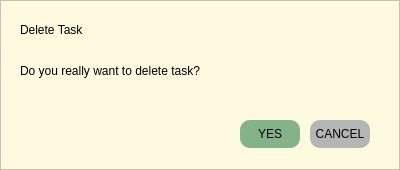
Qt form popUp.ui (The-name-FPGN-is-already-taken/NoteMe) before a commit.
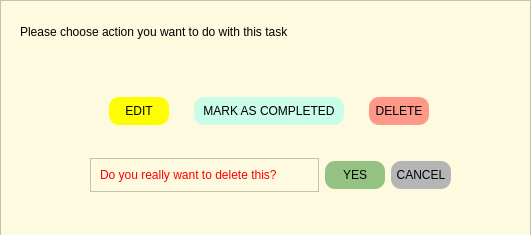
The same form after that commit.

Commit message:
*huge* task window update
แก้ ui เยอะมากสุดๆ

Diff of the .ui file:
```diff
--- a/popUp.ui
+++ b/popUp.ui
@@ -6,52 +6,20 @@
    <rect>
     <x>0</x>
     <y>0</y>
-    <width>400</width>
-    <height>170</height>
+    <width>531</width>
+    <height>235</height>
    </rect>
   </property>
   <property name="windowTitle">
    <string>Dialog</string>
   </property>
-  <widget class="QLabel" name="label">
-   <property name="geometry">
-    <rect>
-     <x>20</x>
-     <y>20</y>
-     <width>141</width>
-     <height>20</height>
-    </rect>
-   </property>
-   <property name="styleSheet">
-    <string notr="true">font: 75 14pt &quot;AvenirNext LT Pro Bold&quot;;</string>
-   </property>
-   <property name="text">
-    <string>Delete Task</string>
-   </property>
-  </widget>
-  <widget class="QLabel" name="label_2">
-   <property name="geometry">
-    <rect>
-     <x>20</x>
-     <y>60</y>
-     <width>361</width>
-     <height>21</height>
-    </rect>
-   </property>
-   <property name="styleSheet">
-    <string notr="true">font: 75 10pt &quot;AvenirNext LT Pro &quot;;</string>
-   </property>
-   <property name="text">
-    <string>Do you really want to delete task?</string>
-   </property>
-  </widget>
   <widget class="QFrame" name="frame">
    <property name="geometry">
     <rect>
      <x>0</x>
      <y>0</y>
-     <width>400</width>
-     <height>170</height>
+     <width>531</width>
+     <height>241</height>
     </rect>
    </property>
    <property name="styleSheet">
@@ -63,15 +31,153 @@
    <property name="frameShadow">
     <enum>QFrame::Raised</enum>
    </property>
+   <widget class="QLabel" name="direction">
+    <property name="geometry">
+     <rect>
+      <x>20</x>
+      <y>20</y>
+      <width>480</width>
+      <height>24</height>
+     </rect>
+    </property>
+    <property name="styleSheet">
+     <string notr="true">	font: 75 12pt &quot;AvenirNext LT Pro Bold&quot;;
+</string>
+    </property>
+    <property name="text">
+     <string>Please choose action you want to do with this task</string>
+    </property>
+   </widget>
+   <widget class="QWidget" name="">
+    <property name="geometry">
+     <rect>
+      <x>90</x>
+      <y>70</y>
+      <width>361</width>
+      <height>151</height>
+     </rect>
+    </property>
+    <layout class="QVBoxLayout" name="verticalLayout">
+     <item>
+      <layout class="QHBoxLayout" name="option">
+       <item>
+        <widget class="QPushButton" name="edit">
+         <property name="maximumSize">
+          <size>
+           <width>60</width>
+           <height>28</height>
+          </size>
+         </property>
+         <property name="cursor">
+          <cursorShape>PointingHandCursor</cursorShape>
+         </property>
+         <property name="styleSheet">
+          <string notr="true">QPushButton#edit{
+   background-color:rgb(254, 254, 0);
+	border-radius: 10px;
+}
+
+QPushButton:hover#edit{
+   background-color:rgb(200, 162, 7);
+	border-radius: 10px;
+	color: rgb(255, 255, 255);
+	font: 75 7pt &quot;AvenirNext LT Pro Bold&quot;;
+	
+}</string>
+         </property>
+         <property name="text">
+          <string>EDIT</string>
+         </property>
+        </widget>
+       </item>
+       <item>
+        <widget class="QPushButton" name="mark">
+         <property name="maximumSize">
+          <size>
+           <width>150</width>
+           <height>28</height>
+          </size>
+         </property>
+         <property name="cursor">
+          <cursorShape>PointingHandCursor</cursorShape>
+         </property>
+         <property name="styleSheet">
+          <string notr="true">QPushButton#mark{
+   background-color:rgba(165, 255, 236,150);
+	border-radius: 10px;
+}
+
+QPushButton:hover#mark{
+   background-color: rgb(0, 204, 153);
+	border-radius: 10px;
+	color: rgb(255, 255, 255);
+	font: 75 7pt &quot;AvenirNext LT Pro Bold&quot;;
+	
+}</string>
+         </property>
+         <property name="text">
+          <string>MARK AS COMPLETED</string>
+         </property>
+        </widget>
+       </item>
+       <item>
+        <widget class="QPushButton" name="delete_2">
+         <property name="maximumSize">
+          <size>
+           <width>60</width>
+           <height>28</height>
+          </size>
+         </property>
+         <property name="cursor">
+          <cursorShape>PointingHandCursor</cursorShape>
+         </property>
+         <property name="styleSheet">
+          <string notr="true">QPushButton#delete_2{
+   background-color:rgba(255, 0, 0,100);
+	border-radius: 10px;
+}
+
+QPushButton:hover#delete_2{
+   background-color:rgb(212, 0, 0);
+	border-radius: 10px;
+	color: rgb(255, 255, 255);
+	font: 75 7pt &quot;AvenirNext LT Pro Bold&quot;;
+	
+}</string>
+         </property>
+         <property name="text">
+          <string>DELETE</string>
+         </property>
+        </widget>
+       </item>
+      </layout>
+     </item>
+     <item>
+      <layout class="QHBoxLayout" name="confirmationBox">
+       <item>
+        <widget class="QFrame" name="frame_3">
+         <property name="frameShape">
+          <enum>QFrame::StyledPanel</enum>
+         </property>
+         <property name="frameShadow">
+          <enum>QFrame::Raised</enum>
+         </property>
+         <layout class="QHBoxLayout" name="horizontalLayout_3">
+          <item>
+           <widget class="QLabel" name="confirmation">
+            <property name="styleSheet">
+             <string notr="true">color: rgb(255, 0, 0);</string>
+            </property>
+            <property name="text">
+             <string>Do you really want to delete this?</string>
+            </property>
+           </widget>
+          </item>
+         </layout>
+        </widget>
+       </item>
+       <item>
    <widget class="QPushButton" name="confirm">
-    <property name="geometry">
-     <rect>
-      <x>240</x>
-      <y>120</y>
-      <width>60</width>
-      <height>28</height>
-     </rect>
-    </property>
     <property name="maximumSize">
      <size>
       <width>60</width>
@@ -83,7 +189,7 @@
     </property>
     <property name="styleSheet">
      <string notr="true">QPushButton#confirm{
-   background-color:rgb(132, 178, 137);
+   background-color:rgb(148, 194, 130);
 	border-radius: 10px;
 }
 
@@ -99,15 +205,9 @@
      <string>YES</string>
     </property>
    </widget>
+       </item>
+       <item>
    <widget class="QPushButton" name="cancel">
-    <property name="geometry">
-     <rect>
-      <x>310</x>
-      <y>120</y>
-      <width>60</width>
-      <height>28</height>
-     </rect>
-    </property>
     <property name="maximumSize">
      <size>
       <width>60</width>
@@ -135,10 +235,12 @@
      <string>CANCEL</string>
     </property>
    </widget>
-  </widget>
-  <zorder>frame</zorder>
-  <zorder>label</zorder>
-  <zorder>label_2</zorder>
+       </item>
+      </layout>
+     </item>
+    </layout>
+   </widget>
+  </widget>
  </widget>
  <resources/>
  <connections/>
```
Left out of the diff: 2 changed lines with no effect on the pictures. Lines whose indentation alone changed are shown as unchanged. The commit also changes 3 other files.
